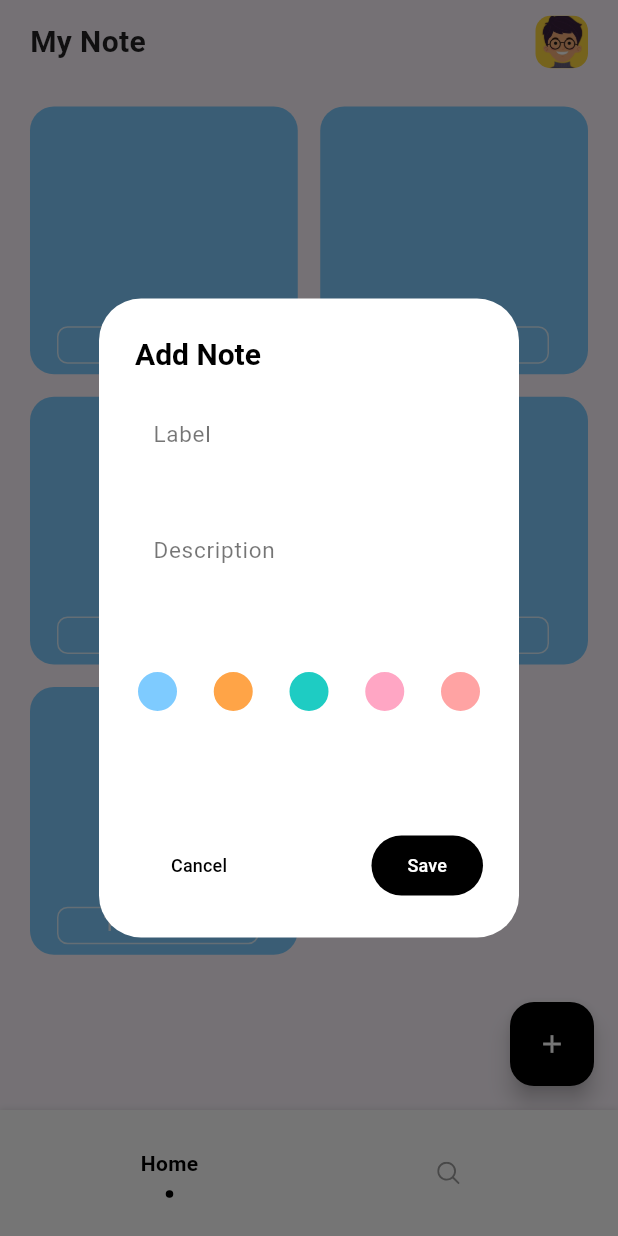
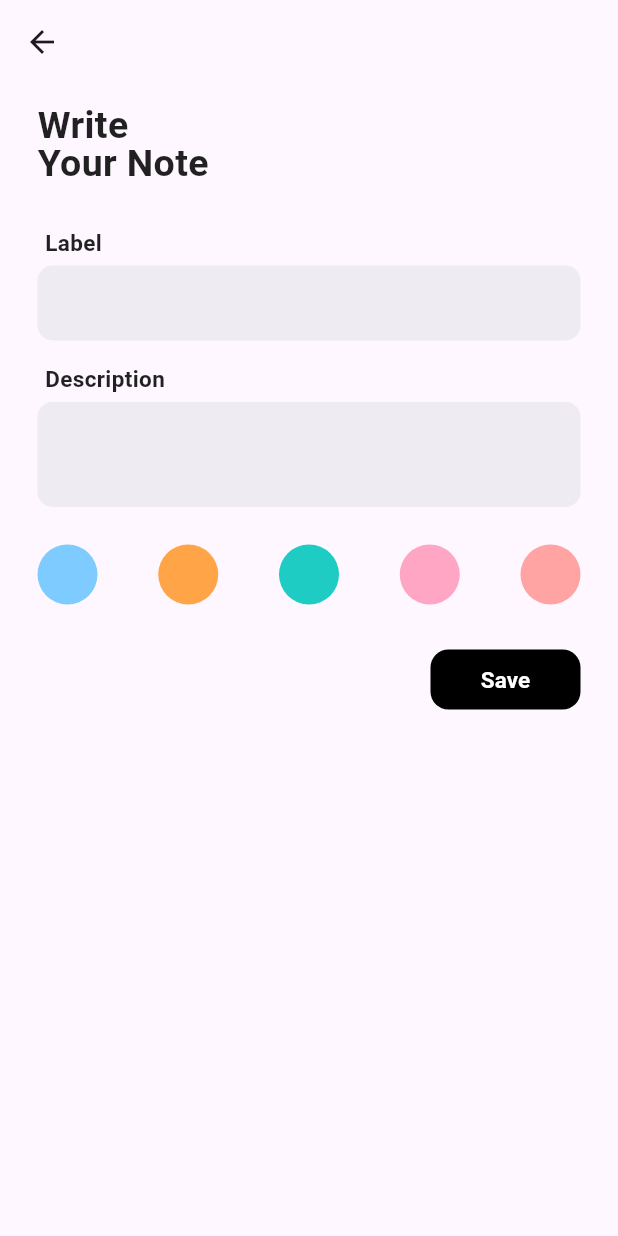
Before and after one commit to 4amshin/note-app, a Flutter app: the screen it shows after launch, after a tap on the "add" icon, on a phone screen of 412 x 824 dp. Run offline on Flutter 3.47's test engine with Material 2 defaults, Android fonts, the phone set to English and light mode, and no system bars; drawn by our look-alikes of flashy_tab_bar2; our stand-ins replace flutter_svg, google_fonts, loading_animation_widget, sqflite; accounts and stored records are empty; Roboto replaces fonts that are missing (Sen).

Commit message:
fixing-input-view

```diff
--- /dev/null
+++ b/lib/database/db_helper.dart
@@ -0,0 +1,95 @@
+import 'package:note_app/model/note_model.dart';
+import 'package:sqflite/sqflite.dart';
+import 'package:path/path.dart';
+
+class DatabaseHelper {
+  //old db = note.db, note1.db
+  final String dbName = 'note2.db';
+  final int dbVersion = 1;
+
+  //*Note Table
+  final String? tableName = 'note';
+  final String? id = 'id';
+  final String? title = 'title';
+  final String? content = 'content';
+  final String? color = 'color';
+  final String? createdAt = 'createdAt';
+  final String? updatedAt = 'updatedAt';
+
+  Database? _database;
+
+  //*Connect to Db
+  Future<Database> database() async {
+    if (_database != null) return _database!;
+
+    _database = await _initDB(dbName);
+    return _database!;
+  }
+
+  //*Initialize db
+  Future<Database> _initDB(String filePath) async {
+    final dbPath = await getDatabasesPath();
+    final path = join(dbPath, filePath);
+
+    return await openDatabase(
+      path,
+      version: dbVersion,
+      onCreate: _createDb,
+    );
+  }
+
+  //*Create db & table
+  Future _createDb(Database db, int version) async {
+    const String idType = 'INTEGER PRIMARY KEY AUTOINCREMENT';
+    const String textType = 'TEXT NULL';
+
+    await db.execute(
+      '''
+      CREATE TABLE $tableName (
+        $id $idType ,
+        $title $textType,
+        $content $textType,
+        $color $textType,
+        $createdAt $textType,
+        $updatedAt $textType
+        )
+      ''',
+    );
+  }
+
+  //*Read data from table database
+  Future<List<NoteModel>> displayDb() async {
+    final data = await _database!.query(tableName!);
+
+    List<NoteModel> result = data.map((e) => NoteModel.fromJson(e)).toList();
+
+    print(result);
+    return result;
+  }
+
+  //*Create or Insert data into table database
+  Future<int> insertData(Map<String, dynamic> row) async {
+    final query = await _database!.insert(tableName!, row);
+    return query;
+  }
+
+  //*Update data into table database
+  Future<int> updateData(int idParam, Map<String, dynamic> row) async {
+    final query = await _database!.update(
+      tableName!,
+      row,
+      where: '$id = ?',
+      whereArgs: [idParam],
+    );
+    return query;
+  }
+
+  //*Delete data from table database
+  Future deleteData(int idParam) async {
+    await _database!.delete(
+      tableName!,
+      where: '$id  = ?',
+      whereArgs: [idParam],
+    );
+  }
+}
--- a/lib/main.dart
+++ b/lib/main.dart
@@ -3,6 +3,7 @@ import 'package:google_fonts/google_fonts.dart';
 import 'package:note_app/shared/page_navigation.dart';
 import 'package:note_app/shared/screen_size.dart';
 import 'package:note_app/view/home_view.dart';
+import 'package:note_app/view/input_view.dart';
 
 void main() {
   runApp(const MyApp());
--- a/lib/model/note_model.dart
+++ b/lib/model/note_model.dart
@@ -2,16 +2,29 @@
 import 'package:flutter/material.dart';
 
 class NoteModel {
+  final int? id;
   final String? title;
   final String? content;
   final String? createdAt;
   final String? updatedAt;
-  final Color? backgroundColor;
+  final String? color;
   NoteModel({
+    this.id,
     this.title,
     this.content,
     this.createdAt,
     this.updatedAt,
-    this.backgroundColor,
+    this.color,
   });
+
+  factory NoteModel.fromJson(Map<String, dynamic> json) {
+    return NoteModel(
+      id: json["id"],
+      title: json["title"],
+      content: json["content"],
+      color: json["color"],
+      createdAt: json["createdAt"],
+      updatedAt: json["updatedAt"],
+    );
+  }
 }
--- a/lib/view/home_view.dart
+++ b/lib/view/home_view.dart
@@ -1,6 +1,11 @@
 import 'package:flutter/material.dart';
+import 'package:flutter_svg/svg.dart';
+import 'package:loading_animation_widget/loading_animation_widget.dart';
+import 'package:note_app/database/db_helper.dart';
+import 'package:note_app/model/note_model.dart';
+import 'package:note_app/view/input_view.dart';
 import 'package:note_app/widget/hm_app_bar.dart';
-import 'package:note_app/widget/show_dialog.dart';
+import 'package:intl/intl.dart';
 
 import '../shared/theme/color_theme.dart';
 import '../widget/hm_add_button.dart';
@@ -14,17 +19,28 @@ class HomeView extends StatefulWidget {
 }
 
 class _HomeViewState extends State<HomeView> {
-  TextEditingController labelController = TextEditingController();
-  TextEditingController descriptionController = TextEditingController();
+  DatabaseHelper? dbInstance;
+
+  Future doRefresh() async {
+    setState(() {});
+  }
+
+  Future initDatabase() async {
+    await dbInstance!.database();
+    setState(() {});
+  }
+
+  Future delete(int id) async {
+    await dbInstance!.deleteData(id);
+    setState(() {});
+  }
 
   @override
-  void dispose() {
-    labelController.dispose();
-    descriptionController.dispose();
-    super.dispose();
+  void initState() {
+    dbInstance = DatabaseHelper();
+    initDatabase();
+    super.initState();
   }
-
-  Color selectedColor = nBlue;
 
   @override
   Widget build(BuildContext context) {
@@ -32,51 +48,76 @@ class _HomeViewState extends State<HomeView> {
       appBar: AppBar(
         flexibleSpace: const HmAppBar(),
       ),
-      body: SafeArea(
+      body: RefreshIndicator(
+        onRefresh: doRefresh,
+        color: Colors.indigo,
+        child: dbInstance != null
+            ? FutureBuilder<List<NoteModel>>(
+                future: dbInstance!.displayDb(),
+                builder: (context, snapshot) {
+                  if (snapshot.hasData) {
+                    if (snapshot.data!.isEmpty) {
+                      return Center(
+                        child: SvgPicture.asset(
+                          'assets/images/no_data.svg',
+                          width: 200,
+                        ),
+                      );
+                    }
+                    return SafeArea(
                       minimum: const EdgeInsets.symmetric(
                         horizontal: 20,
                         vertical: 15,
                       ),
                       child: GridView.builder(
-          itemCount: 5,
-          gridDelegate: const SliverGridDelegateWithFixedCrossAxisCount(
+                        itemCount: snapshot.data!.length,
+                        gridDelegate:
+                            const SliverGridDelegateWithFixedCrossAxisCount(
                           crossAxisCount: 2,
                           crossAxisSpacing: 15,
                           mainAxisSpacing: 15,
                         ),
                         itemBuilder: (context, index) {
+                          final data = snapshot.data![index];
+
                           return HmNoteItem(
-              title: labelController.text,
-              content: descriptionController.text,
-              color: selectedColor,
+                            title: data.title,
+                            content: data.content,
+                            time: DateFormat('EEEE, HH:mm')
+                                .format(DateTime.parse(data.createdAt!)),
+                            color: Color(int.parse(data.color!, radix: 16)),
+                            // time: data.createdAt,
                           );
                         },
+                      ),
+                    );
+                  } else {
+                    return Center(
+                      child: LoadingAnimationWidget.inkDrop(
+                        color: Colors.indigo,
+                        size: 35,
+                      ),
+                    );
+                  }
+                },
+              )
+            : Center(
+                child: LoadingAnimationWidget.inkDrop(
+                  color: Colors.indigo,
+                  size: 35,
+                ),
               ),
       ),
       floatingActionButton: HmAddButton(
         onPressed: () {
-          showDialog(
-            context: context,
-            builder: (BuildContext context) {
-              return HmInputDialog(
-                title: 'Add Note',
-                labelController: labelController,
-                descriptionController: descriptionController,
-                onColorSelected: (Color color) {
-                  selectedColor = color;
-                  print(selectedColor.toString());
-                },
-                onSave: () {
-                  //TODO: ON SAVE--> Input label, description, & color into database
-                  print(labelController.text);
-                  print(descriptionController.text);
-                  print(selectedColor);
-                  Navigator.pop(context);
+          Navigator.push(
+            context,
+            MaterialPageRoute(
+              builder: (context) => const InputView(),
+            ),
+          ).then((value) {
             setState(() {});
-                },
-              );
-            },
-          );
+          });
         },
       ),
     );
--- /dev/null
+++ b/lib/view/input_view.dart
@@ -0,0 +1,126 @@
+import 'package:flutter/material.dart';
+import 'package:note_app/database/db_helper.dart';
+import 'package:note_app/widget/hm_save_button.dart';
+
+import '../shared/theme/color_theme.dart';
+import '../widget/hm_text_field.dart';
+
+class InputView extends StatefulWidget {
+  const InputView({Key? key}) : super(key: key);
+
+  @override
+  State<InputView> createState() => _InputViewState();
+}
+
+class _InputViewState extends State<InputView> {
+  DatabaseHelper dbInstance = DatabaseHelper();
+
+  TextEditingController labelController = TextEditingController();
+  TextEditingController descriptionController = TextEditingController();
+
+  Color? _selectedColor;
+
+  @override
+  void initState() {
+    dbInstance.database();
+    super.initState();
+  }
+
+  @override
+  void dispose() {
+    labelController.dispose();
+    descriptionController.dispose();
+    super.dispose();
+  }
+
+  @override
+  Widget build(BuildContext context) {
+    return Scaffold(
+      appBar: AppBar(
+        leading: IconButton(
+          onPressed: () {
+            Navigator.pop(context);
+          },
+          icon: const Icon(
+            Icons.arrow_back,
+          ),
+        ),
+      ),
+      body: SafeArea(
+        minimum: const EdgeInsets.symmetric(
+          horizontal: 25,
+          vertical: 15,
+        ),
+        child: ListView(
+          children: [
+            const Text(
+              "Write\nYour Note",
+              style: TextStyle(
+                height: 1,
+                fontSize: 25.0,
+                fontWeight: FontWeight.bold,
+              ),
+            ),
+            const SizedBox(height: 30),
+            HmTextField(
+              height: 50,
+              label: 'Label',
+              controller: labelController,
+            ),
+            const SizedBox(height: 15),
+            HmTextField(
+              height: 70,
+              label: 'Description',
+              controller: descriptionController,
+            ),
+            const SizedBox(height: 25),
+            Row(
+              mainAxisAlignment: MainAxisAlignment.spaceBetween,
+              children: [
+                for (final color in [nBlue, nOrange, nCyan, nPink, nPink2])
+                  GestureDetector(
+                    onTap: () {
+                      _selectedColor = color;
+                      setState(() {});
+                    },
+                    child: Container(
+                      width: 40,
+                      height: 40,
+                      decoration: BoxDecoration(
+                        shape: BoxShape.circle,
+                        color: color,
+                      ),
+                      child: _selectedColor == color
+                          ? const Icon(
+                              Icons.check,
+                              size: 20,
+                              color: Colors.white,
+                            )
+                          : null,
+                    ),
+                  ),
+              ],
+            ),
+            const SizedBox(height: 30.0),
+            HmSaveButton(
+              onPressed: () async {
+                String colorString = _selectedColor != null
+                    ? _selectedColor!.value.toRadixString(16)
+                    : '';
+                await dbInstance.insertData({
+                  'title': labelController.text,
+                  'content': descriptionController.text,
+                  'color': colorString,
+                  'createdAt': DateTime.now().toString(),
+                  'updatedAt': DateTime.now().toString(),
+                });
+                Navigator.pop(context);
+                setState(() {});
+              },
+            ),
+          ],
+        ),
+      ),
+    );
+  }
+}
--- a/lib/widget/hm_app_bar.dart
+++ b/lib/widget/hm_app_bar.dart
@@ -10,7 +10,7 @@ class HmAppBar extends StatelessWidget {
       height: 250.0,
       padding: const EdgeInsets.symmetric(
         horizontal: 20,
-        vertical: 10,
+        vertical: 15,
       ),
       // color: Colors.orange,
       child: Row(
--- a/lib/widget/hm_note_item.dart
+++ b/lib/widget/hm_note_item.dart
@@ -67,7 +67,7 @@ class HmNoteItem extends StatelessWidget {
                 Container(
                   height: 25,
                   padding: const EdgeInsets.only(
-                    bottom: 3,
+                    bottom: 2,
                   ),
                   decoration: BoxDecoration(
                     border: Border.all(
@@ -80,7 +80,8 @@ class HmNoteItem extends StatelessWidget {
                     child: Text(
                       time ?? "Today, 4:30",
                       style: TextStyle(
-                        fontSize: 14.0,
+                        fontSize: 12,
+                        fontWeight: FontWeight.bold,
                         color: Colors.white.withOpacity(0.8),
                       ),
                     ),
--- /dev/null
+++ b/lib/widget/hm_save_button.dart
@@ -0,0 +1,38 @@
+import 'package:flutter/material.dart';
+
+class HmSaveButton extends StatelessWidget {
+  final void Function()? onPressed;
+  const HmSaveButton({
+    Key? key,
+    this.onPressed,
+  }) : super(key: key);
+
+  @override
+  Widget build(BuildContext context) {
+    return Row(
+      mainAxisAlignment: MainAxisAlignment.end,
+      children: [
+        SizedBox(
+          height: 40,
+          width: 100,
+          child: FilledButton(
+            onPressed: onPressed,
+            style: FilledButton.styleFrom(
+              backgroundColor: Colors.black,
+              shape: RoundedRectangleBorder(
+                borderRadius: BorderRadius.circular(12),
+              ),
+            ),
+            child: const Text(
+              "Save",
+              style: TextStyle(
+                fontSize: 15,
+                fontWeight: FontWeight.bold,
+              ),
+            ),
+          ),
+        ),
+      ],
+    );
+  }
+}
--- a/lib/widget/hm_text_field.dart
+++ b/lib/widget/hm_text_field.dart
@@ -15,26 +15,38 @@ class HmTextField extends StatelessWidget {
 
   @override
   Widget build(BuildContext context) {
-    return Container(
+    return Column(
+      crossAxisAlignment: CrossAxisAlignment.start,
+      children: [
+        Padding(
+          padding: const EdgeInsets.only(left: 5),
+          child: Text(
+            label ?? "Lable",
+            style: const TextStyle(
+              fontSize: 15.0,
+              color: Colors.black87,
+              fontWeight: FontWeight.bold,
+            ),
+          ),
+        ),
+        const SizedBox(height: 5),
+        Container(
           height: height ?? 50,
           padding: const EdgeInsets.all(12),
           margin: const EdgeInsets.symmetric(),
           decoration: BoxDecoration(
-        color: Colors.white,
+            color: Colors.blueGrey.withOpacity(0.1),
             borderRadius: BorderRadius.circular(10),
           ),
           child: TextFormField(
             controller: controller,
-        decoration: InputDecoration(
-          hintText: label ?? 'Label',
-          hintStyle: const TextStyle(
-            fontSize: 15,
-            color: Colors.black54,
-          ),
+            decoration: const InputDecoration(
               border: InputBorder.none,
             ),
             onChanged: (value) {},
           ),
+        ),
+      ],
     );
   }
 }
--- a/lib/widget/show_dialog.dart
+++ b/lib/widget/show_dialog.dart
@@ -28,11 +28,16 @@ class _HmInputDialogState extends State<HmInputDialog> {
 
   @override
   Widget build(BuildContext context) {
-    return Container(
-      // height: 300,
-      width: 270,
+    return SingleChildScrollView(
+      child: Column(
+        mainAxisAlignment: MainAxisAlignment.center,
+        children: [
+          Center(
+            child: Container(
+              height: 400,
+              width: 400,
               margin: const EdgeInsets.symmetric(
-        vertical: 175,
+                  // vertical: 160,
                   ),
               child: AlertDialog(
                 backgroundColor: Colors.white,
@@ -53,7 +58,7 @@ class _HmInputDialogState extends State<HmInputDialog> {
                     ),
                     const SizedBox(height: 15),
                     HmTextField(
-              height: 100,
+                      height: 70,
                       label: 'Description',
                       controller: widget.descriptionController,
                     ),
@@ -61,7 +66,13 @@ class _HmInputDialogState extends State<HmInputDialog> {
                     Row(
                       mainAxisAlignment: MainAxisAlignment.spaceBetween,
                       children: [
-                for (final color in [nBlue, nOrange, nCyan, nPink, nPink2])
+                        for (final color in [
+                          nBlue,
+                          nOrange,
+                          nCyan,
+                          nPink,
+                          nPink2
+                        ])
                           GestureDetector(
                             onTap: () {
                               if (widget.onColorSelected != null) {
@@ -100,6 +111,10 @@ class _HmInputDialogState extends State<HmInputDialog> {
                   ),
                 ],
               ),
+            ),
+          ),
+        ],
+      ),
     );
   }
 }
--- a/pubspec.yaml
+++ b/pubspec.yaml
@@ -37,9 +37,11 @@ dependencies:
   cupertino_icons: ^1.0.2
   sqflite: ^2.2.5
   google_fonts: ^4.0.3
+  loading_animation_widget: ^1.2.0+4
   flutter_svg: ^2.0.2
   flutter_slidable: ^2.0.0
   flashy_tab_bar2: ^0.0.6
+  intl: ^0.18.0
 
 dev_dependencies:
   flutter_test:
```
Also changed, not shown: pubspec.lock. Lines whose indentation alone changed are shown as unchanged.
